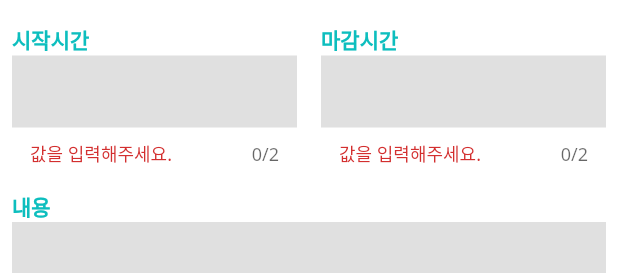
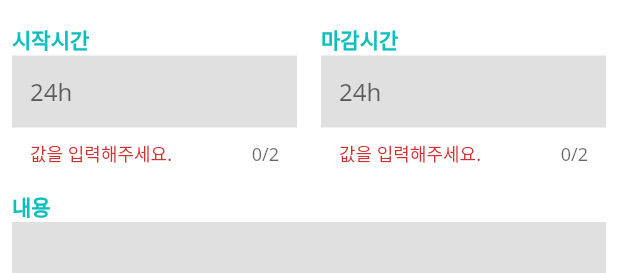
Before and after one commit to roqhdehd502/calendar_schedular, a Flutter app: the ScheduleBottomSheet widget shown alone on an empty page, opened directly with empty values, after a tap on "저장", on a phone screen of 412 x 824 dp. Shown: the top 273 px of the screen. Run offline on Flutter 3.47's test engine with Material 2 defaults, Android fonts, the phone set to English and light mode, and no system bars; our stand-ins replace drift, get_it, table_calendar; accounts and stored records are empty; generated files the repository leaves out were written again.

```diff
--- a/lib/component/custom_text_field.dart
+++ b/lib/component/custom_text_field.dart
@@ -66,6 +66,8 @@ class CustomTextField extends StatelessWidget {
         border: InputBorder.none,
         filled: true,
         fillColor: Colors.grey[300],
+        suffixText: isTime ? '시' : null,
+        hintText: isTime ? '24h' : null,
       ),
     );
   }
--- a/lib/component/schedule_bottom_sheet.dart
+++ b/lib/component/schedule_bottom_sheet.dart
@@ -87,9 +87,7 @@ class _ScheduleBottomSheetState extends State<ScheduleBottomSheet> {
                       },
                     ),
                     const Gap(width: 8.0),
-                    _SaveButton(
-                      onPressed: onSavePressed,
-                    ),
+                    _SaveButton(onPressed: onSavePressed),
                   ],
                 ),
               ),
@@ -107,15 +105,13 @@ class _ScheduleBottomSheetState extends State<ScheduleBottomSheet> {
 
     if (formKey.currentState!.validate()) {
       formKey.currentState!.save();
-      final key =
-          await GetIt.I<LocalDatabase>().createSchedule(SchedulesCompanion(
+      await GetIt.I<LocalDatabase>().createSchedule(SchedulesCompanion(
         colorId: Value(selectedColorId!),
         content: Value(content!),
         date: Value(widget.selectedDate),
         startTime: Value(startTime!),
         endTime: Value(endTime!),
       ));
-
       Navigator.of(context).pop();
     } else {
       print('SAVE FAILED!');
--- a/lib/database/drift_database.dart
+++ b/lib/database/drift_database.dart
@@ -56,6 +56,10 @@ class LocalDatabase extends _$LocalDatabase {
   // 카테고리 컬러 테이블 Insert
   Future<int> createCategoryColor(CategoryColorsCompanion data) =>
       into(categoryColors).insert(data);
+
+  // 스케쥴 테이블 Delete
+  Future<int> removeSchedule(int id) =>
+      (delete(schedules)..where((tbl) => tbl.id.equals(id))).go();
 }
 
 // DB 연결 설정
```
Also changed, not shown: lib/screen/home_screen.dart (+12 -4 lines).
